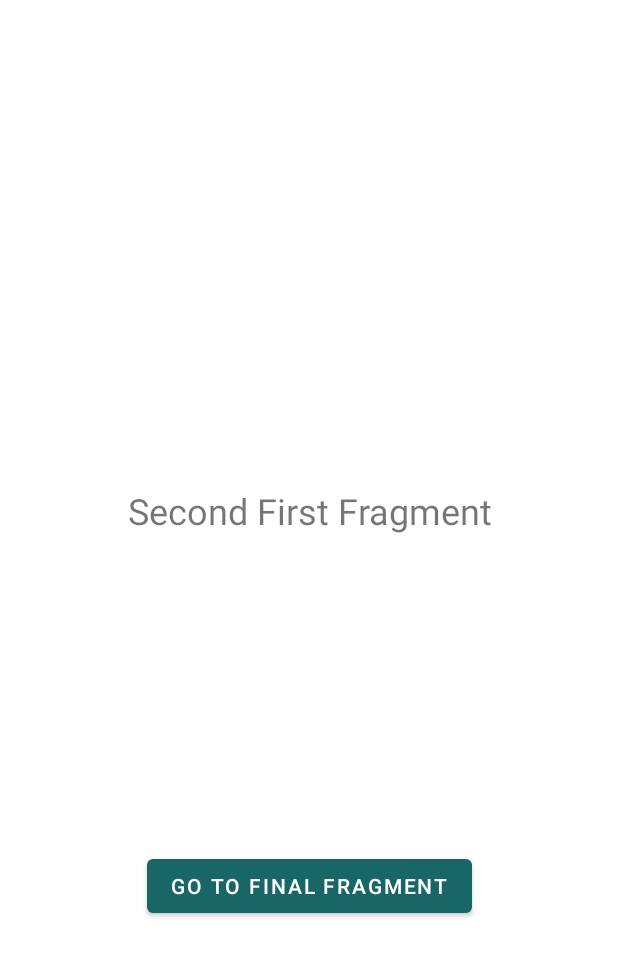
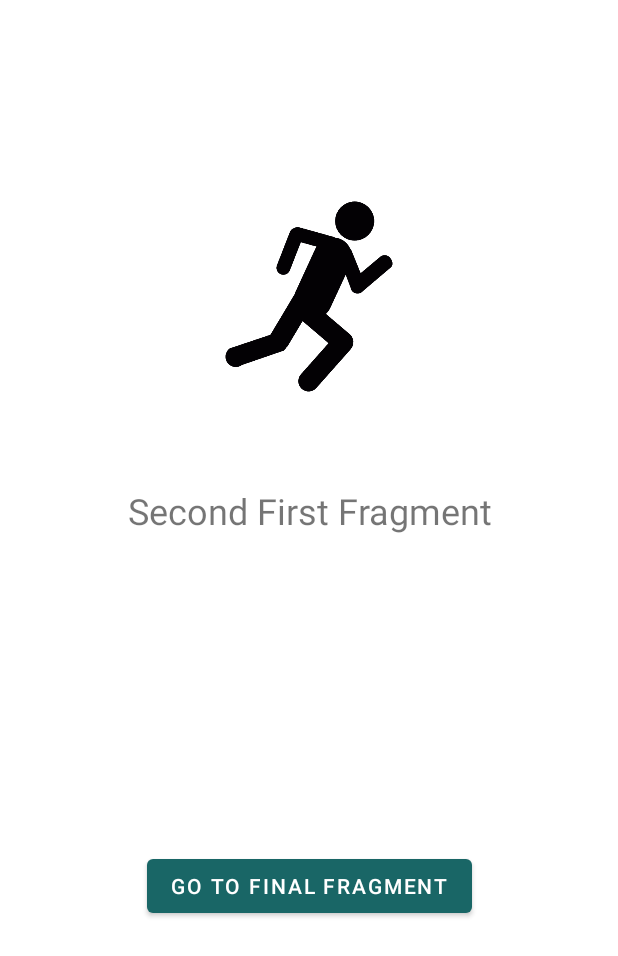
Before and after one commit to giuliocapo/ESONERO-NAVIGATION, an Android app: the SecondFirstFragment screen opened through its navigation route, on a phone screen of 412 x 824 dp. Shown: the top 956 px of the screen. Run offline under Robolectric (Android 15) with nearby library versions, the phone set to English and light mode, and no system bars; our stand-ins replace navigation-ui; libraries missing offline, so code that uses them is left out: androidx.constraintlayout.widget.

Commit message:
runners icons

```diff
--- a/app/src/main/java/com/example/navigationb/FirstFragment.kt
+++ b/app/src/main/java/com/example/navigationb/FirstFragment.kt
@@ -26,8 +26,6 @@ class FirstFragment : Fragment() {
         savedInstanceState: Bundle?
     ): View? {
 
-        //image
-        //ImageView.inflate(R.drawable.run1)
 
         binding.bottomNavigationView.isVisible = true
 
--- a/app/src/main/res/layout/fragment_first.xml
+++ b/app/src/main/res/layout/fragment_first.xml
@@ -34,8 +34,8 @@
         android:layout_width="249dp"
         android:layout_height="363dp"
         android:layout_marginTop="16dp"
+        android:src="@drawable/run1"
         app:layout_constraintEnd_toEndOf="parent"
         app:layout_constraintStart_toStartOf="parent"
-        app:layout_constraintTop_toTopOf="parent"
-        tools:src="@drawable/run1" />
+        app:layout_constraintTop_toTopOf="parent" />
 </androidx.constraintlayout.widget.ConstraintLayout>
--- a/app/src/main/res/layout/fragment_second_first.xml
+++ b/app/src/main/res/layout/fragment_second_first.xml
@@ -29,4 +29,14 @@
         app:layout_constraintStart_toStartOf="parent"
         app:layout_constraintTop_toBottomOf="@+id/tv_1_2" />
 
+    <ImageView
+        android:id="@+id/imageView"
+        android:layout_width="249dp"
+        android:layout_height="363dp"
+        android:layout_marginTop="16dp"
+        android:src="@drawable/run2"
+        app:layout_constraintEnd_toEndOf="parent"
+        app:layout_constraintStart_toStartOf="parent"
+        app:layout_constraintTop_toTopOf="parent" />
+
 </androidx.constraintlayout.widget.ConstraintLayout>
```
Also changed, not shown: app/src/main/res/layout/fragment_final.xml (+10 -0 lines), app/src/main/res/layout/fragment_second.xml (+11 -0 lines), app/src/main/res/layout/fragment_second_second.xml (+10 -0 lines), app/src/main/res/layout/fragment_third.xml (+12 -0 lines), app/src/main/res/drawable/finish.png (added), app/src/main/res/drawable/run1.png, app/src/main/res/drawable/run2.png (added), app/src/main/res/drawable/run3.png (added).
